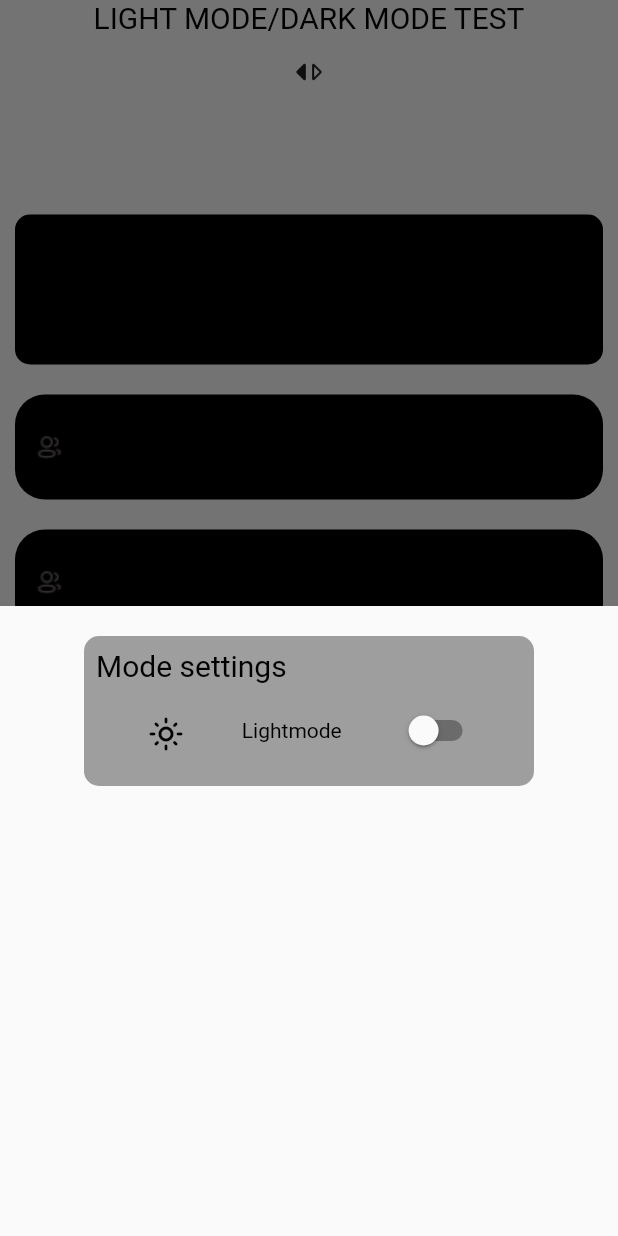
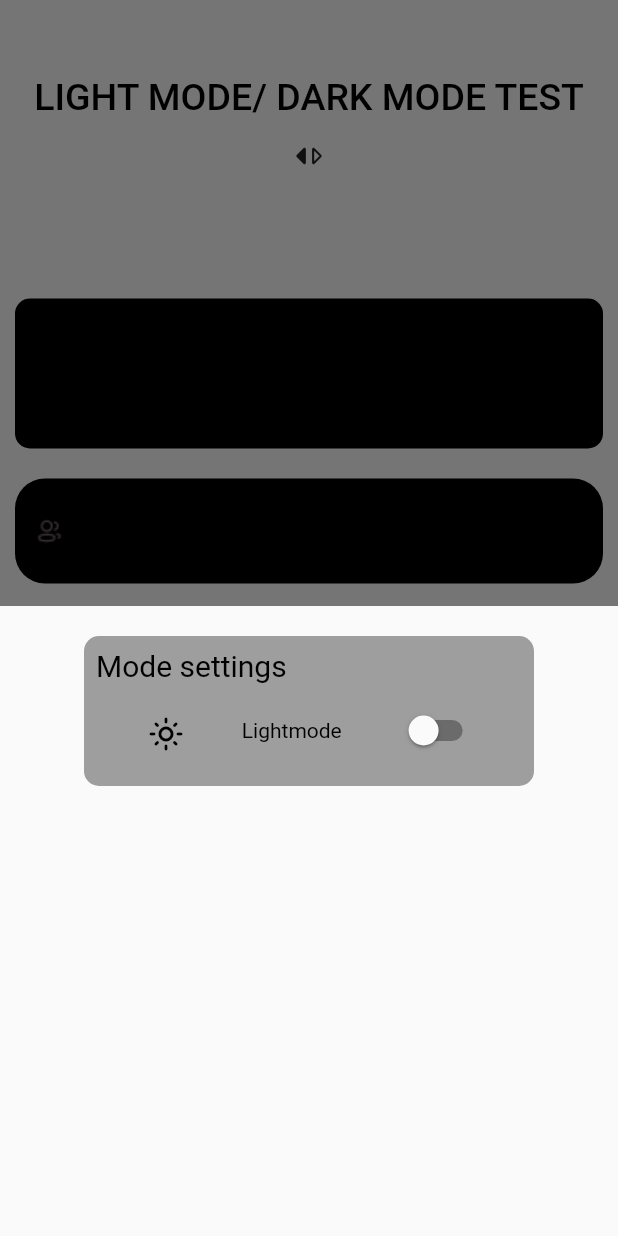
Before and after one commit to Unique-chiemerie/Testing-dark-light-mode--Shared-preferences-, a Flutter app: the screen it shows after launch, after a tap on the "switch right" icon, on a phone screen of 412 x 824 dp. Run offline on Flutter 3.47's test engine with Material 2 defaults, Android fonts, the phone set to English and light mode, and no system bars; our stand-ins replace flutter_riverpod, google_fonts, shared_preferences.

Commit message:
adding colors

```diff
--- a/lib/main.dart
+++ b/lib/main.dart
@@ -1,6 +1,6 @@
 import 'package:flutter/material.dart';
 import 'package:flutter_riverpod/flutter_riverpod.dart';
-import 'package:switch_modes/custom%20widget/text.dart';
+
 import 'custom widget/tiles.dart';
 
 void main() {
@@ -17,18 +17,29 @@ void main() {
 class MainScreen extends ConsumerWidget {
   @override
   Widget build(BuildContext context, WidgetRef ref) {
+    final isDarker = ref.watch(darkmodeprovider);
     return Scaffold(
+      backgroundColor:
+          isDarker ? const Color.fromARGB(107, 0, 0, 0) : Colors.white,
       body: ListView(
         children: [
           Column(
             children: [
-              const Tess(text: 'LIGHT MODE/DARK MODE TEST'),
+              const SizedBox(
+                height: 50,
+              ),
+              Text(
+                'LIGHT MODE/ DARK MODE TEST',
+                style: TextStyle(
+                    fontWeight: FontWeight.w500,
+                    fontSize: 25,
+                    color: isDarker ? Colors.white : Colors.black),
+              ),
               SizedBox(
                 height: 50,
                 width: 50,
                 child: IconButton(
                   onPressed: () {
-                    print('this has been pressed');
                     showModalBottomSheet(
                       context: context,
                       builder: (context) => modall(),
```
